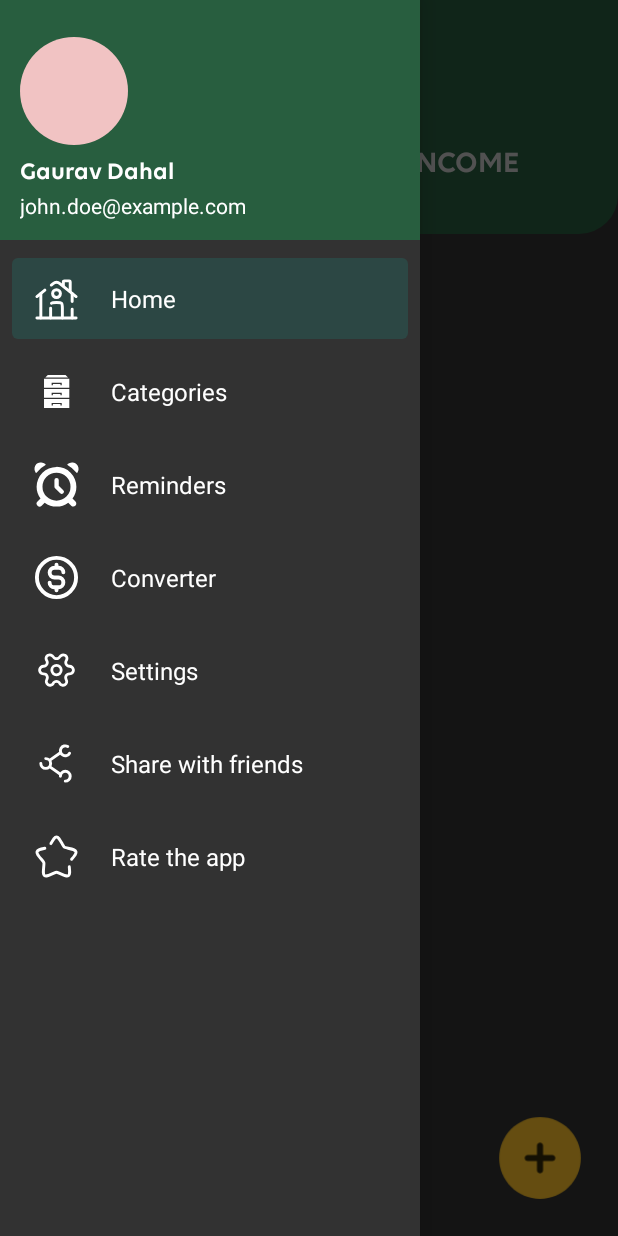
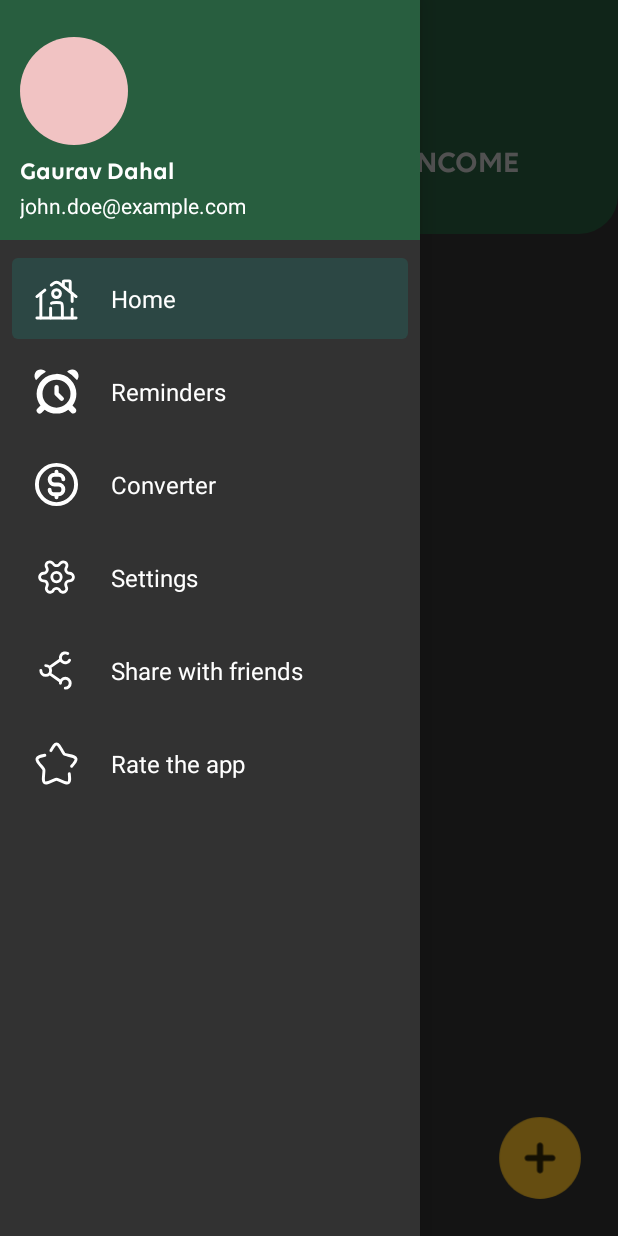
Before and after one commit to gaurav822/Budget-Planner, an Android app: the HomeScreenActivity screen opened directly, with no data from a screen before it, with the side drawer open, on a phone screen of 412 x 824 dp. Run offline under Robolectric (Android 15) with nearby library versions, the phone set to English and light mode, and no system bars; our stand-ins replace Dagger/Hilt's generated code, sdp/ssp sizes; 5 statements that could not run were skipped.

Commit message:
work in progress

```diff
--- a/app/src/main/java/com/gaurav/budgetplanner/Utils/Constants.kt
+++ b/app/src/main/java/com/gaurav/budgetplanner/Utils/Constants.kt
@@ -26,7 +26,7 @@ class Constants {
                     "Family" to R.drawable.img_family,
                     "Groceries" to R.drawable.img_groceries,
                     "Gifts" to R.drawable.img_gifts,
-                    "Other" to R.drawable.img_add,)
+                    "Other" to R.drawable.img_other,)
 
            val incomeCategories:Map<String,Int> =
                mapOf(
@@ -34,7 +34,7 @@ class Constants {
                     "Gift" to R.drawable.img_gifts,
                     "Paycheck" to R.drawable.img_paycheck,
                     "Other" to R.drawable.img_other,
-                    "Other" to R.drawable.img_add,
+                    "Other" to R.drawable.img_other,
                )
 
      }
--- a/app/src/main/java/com/gaurav/budgetplanner/Views/HomeScreenActivity.kt
+++ b/app/src/main/java/com/gaurav/budgetplanner/Views/HomeScreenActivity.kt
@@ -70,7 +70,6 @@ class HomeScreenActivity : BaseActivity(),NavigationView.OnNavigationItemSelecte
 
 
         setNavMenuData(R.id.nav_home, getString(R.string.home), R.drawable.icon_home)
-        setNavMenuData(R.id.nav_categories, getString(R.string.categories), R.drawable.ico_category)
         setNavMenuData(R.id.nav_reminders, getString(R.string.reminders), R.drawable.icon_remindeer)
         setNavMenuData(R.id.nav_currency, getString(R.string.converter), R.drawable.icon_currency)
         setNavMenuData(R.id.nav_settings, getString(R.string.settings), R.drawable.img_settings)
@@ -198,9 +197,7 @@ class HomeScreenActivity : BaseActivity(),NavigationView.OnNavigationItemSelecte
             R.id.nav_home -> {
 
             }
-            R.id.nav_categories -> {
 
-            }
             R.id.nav_reminders -> {
 
             }
--- a/app/src/main/res/menu/navigation_menu.xml
+++ b/app/src/main/res/menu/navigation_menu.xml
@@ -6,11 +6,6 @@
         <item
             app:actionLayout="@layout/nav_menu_item"
             android:id="@+id/nav_home"
-            android:title="@null" />
-
-        <item
-            app:actionLayout="@layout/nav_menu_item"
-            android:id="@+id/nav_categories"
             android:title="@null" />
 
         <item
--- /dev/null
+++ b/app/src/main/res/values/dimen.xml
@@ -0,0 +1,4 @@
+<?xml version="1.0" encoding="utf-8"?>
+<resources>
+    <dimen name="corner_radius">@dimen/_30sdp</dimen>
+</resources>
```
Also changed, not shown: app/src/main/java/com/gaurav/budgetplanner/features/expensetracker/presentation/Adapters/CategoryAdapter.kt (+17 -4 lines).
